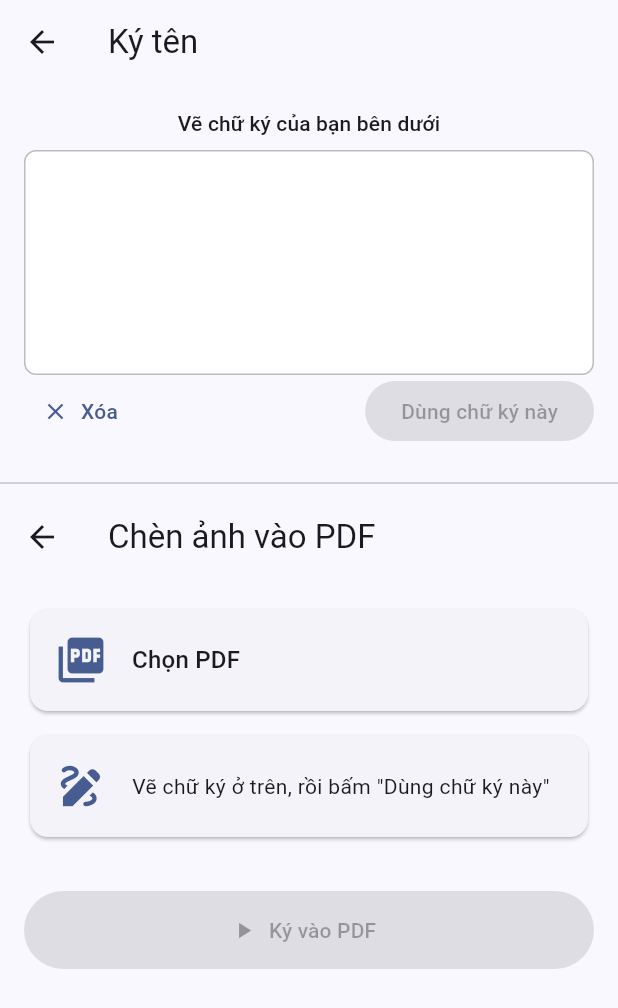
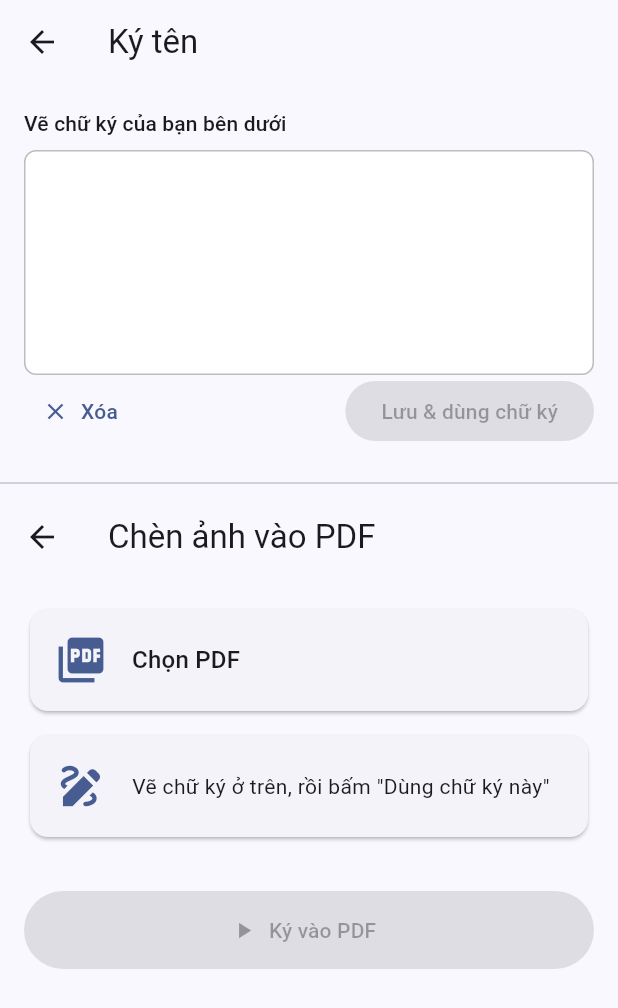
Before and after one commit to dan-tech-academy/pdf-utils, a Flutter app: the SignScreen screen opened directly, after a tap on "Xóa", on a phone screen of 412 x 824 dp. Shown: the top 1008 px of the screen. Run offline on Flutter 3.47's test engine with Material 3 defaults, Android fonts, the phone set to English and light mode, and no system bars; our stand-ins replace file_picker, image_picker, open_file, permission_handler, share_plus; missing offline and left inert: doc_scanner_kit, flutter_pdfview, pdf_manipulator.

Commit message:
Ký tên: thư viện chữ ký — lưu/chọn/xóa nhiều chữ ký PNG
Co-Authored-By: @dantech <danhtran.dev@outlook.com>

```diff
--- a/lib/files.dart
+++ b/lib/files.dart
@@ -13,6 +13,25 @@ Future<Directory> outputsDir() async {
   final dir = Directory('${base.path}/pdf_utils');
   if (!dir.existsSync()) dir.createSync(recursive: true);
   return dir;
+}
+
+/// Directory holding saved signatures (PNG), created on demand.
+Future<Directory> signaturesDir() async {
+  final base = await getApplicationDocumentsDirectory();
+  final dir = Directory('${base.path}/pdf_utils/signatures');
+  if (!dir.existsSync()) dir.createSync(recursive: true);
+  return dir;
+}
+
+/// Saved signature PNGs, newest first.
+Future<List<File>> listSignatures() async {
+  final dir = await signaturesDir();
+  return dir
+      .listSync()
+      .whereType<File>()
+      .where((f) => f.path.endsWith('.png'))
+      .toList()
+    ..sort((a, b) => b.statSync().modified.compareTo(a.statSync().modified));
 }
 
 /// Files produced by the app, newest first.
--- a/lib/screens/sign_screen.dart
+++ b/lib/screens/sign_screen.dart
@@ -1,11 +1,15 @@
+import 'dart:io';
 import 'dart:ui' as ui;
 
 import 'package:flutter/material.dart';
 import 'package:flutter/rendering.dart';
+import 'package:intl/intl.dart';
 
+import '../files.dart';
 import 'stamp_screen.dart';
 
-/// Draw a signature and stamp it onto the PDF.
+/// Draw signatures, keep a library of saved ones, and stamp a chosen
+/// signature onto the PDF.
 class SignScreen extends StatefulWidget {
   const SignScreen({super.key});
 
@@ -17,23 +21,53 @@ class _SignScreenState extends State<SignScreen> {
   final List<List<Offset>> _strokes = [];
   final _boundary = GlobalKey();
   final _stampState = GlobalKey<StampScreenState>();
-  bool _hasPng = false;
+  List<File> _saved = const [];
+  File? _selected;
 
-  Future<void> _rasterize() async {
+  @override
+  void initState() {
+    super.initState();
+    _reloadSaved();
+  }
+
+  Future<void> _reloadSaved() async {
+    final files = await listSignatures();
+    if (mounted) setState(() => _saved = files);
+  }
+
+  void _select(File f) {
+    _stampState.currentState?.setImageBytes(f.readAsBytesSync());
+    setState(() => _selected = f);
+  }
+
+  Future<void> _delete(File f) async {
+    await f.delete();
+    if (_selected == f) setState(() => _selected = null);
+    await _reloadSaved();
+  }
+
+  /// Rasterize the drawn strokes, save as a new signature and select it.
+  Future<void> _saveAndUse() async {
     if (_strokes.isEmpty) return;
     final boundary = _boundary.currentContext?.findRenderObject()
         as RenderRepaintBoundary?;
     if (boundary == null) return;
     final img = await boundary.toImage(pixelRatio: 3);
     final data = await img.toByteData(format: ui.ImageByteFormat.png);
-    if (data != null) {
-      _stampState.currentState?.setImageBytes(data.buffer.asUint8List());
-      setState(() => _hasPng = true);
-    }
+    if (data == null) return;
+    final dir = await signaturesDir();
+    final name =
+        'sig_${DateFormat('yyyyMMdd_HHmmss').format(DateTime.now())}.png';
+    final f = File('${dir.path}/$name');
+    await f.writeAsBytes(data.buffer.asUint8List());
+    await _reloadSaved();
+    setState(() => _strokes.clear());
+    _select(f);
   }
 
   @override
   Widget build(BuildContext context) {
+    final theme = Theme.of(context);
     return Scaffold(
       appBar: AppBar(title: const Text('Ký tên')),
       body: Column(
@@ -41,10 +75,65 @@ class _SignScreenState extends State<SignScreen> {
           Padding(
             padding: const EdgeInsets.all(16),
             child: Column(
+              crossAxisAlignment: CrossAxisAlignment.start,
               children: [
+                if (_saved.isNotEmpty) ...[
+                  Text('Chữ ký đã lưu', style: theme.textTheme.titleSmall),
+                  const SizedBox(height: 8),
+                  SizedBox(
+                    height: 86,
+                    child: ListView.separated(
+                      scrollDirection: Axis.horizontal,
+                      itemCount: _saved.length,
+                      separatorBuilder: (_, _) => const SizedBox(width: 8),
+                      itemBuilder: (_, i) {
+                        final f = _saved[i];
+                        final selected = f == _selected;
+                        return GestureDetector(
+                          onTap: () => _select(f),
+                          child: Container(
+                            width: 150,
+                            decoration: BoxDecoration(
+                              color: Colors.white,
+                              border: Border.all(
+                                color: selected
+                                    ? theme.colorScheme.primary
+                                    : Colors.grey.shade400,
+                                width: selected ? 2 : 1,
+                              ),
+                              borderRadius: BorderRadius.circular(8),
+                            ),
+                            child: Stack(
+                              children: [
+                                Center(
+                                  child: Padding(
+                                    padding: const EdgeInsets.all(6),
+                                    child: Image.file(f, fit: BoxFit.contain),
+                                  ),
+                                ),
+                                Positioned(
+                                  top: 0,
+                                  right: 0,
+                                  child: IconButton(
+                                    visualDensity: VisualDensity.compact,
+                                    icon: const Icon(Icons.close, size: 18),
+                                    onPressed: () => _delete(f),
+                                  ),
+                                ),
+                              ],
+                            ),
+                          ),
+                        );
+                      },
+                    ),
+                  ),
+                  const SizedBox(height: 12),
+                ],
                 Text(
-                  'Vẽ chữ ký của bạn bên dưới',
-                  style: Theme.of(context).textTheme.titleSmall,
+                  _saved.isEmpty
+                      ? 'Vẽ chữ ký của bạn bên dưới'
+                      : 'Vẽ chữ ký mới',
+                  style: theme.textTheme.titleSmall,
                 ),
                 const SizedBox(height: 8),
                 RepaintBoundary(
@@ -78,17 +167,12 @@ class _SignScreenState extends State<SignScreen> {
                     TextButton.icon(
                       icon: const Icon(Icons.clear),
                       label: const Text('Xóa'),
-                      onPressed: () => setState(() {
-                        _strokes.clear();
-                        _hasPng = false;
-                      }),
+                      onPressed: () => setState(() => _strokes.clear()),
                     ),
                     const Spacer(),
                     FilledButton.tonal(
-                      onPressed: _strokes.isEmpty ? null : _rasterize,
-                      child: Text(
-                        _hasPng ? 'Đã chọn ✓' : 'Dùng chữ ký này',
-                      ),
+                      onPressed: _strokes.isEmpty ? null : _saveAndUse,
+                      child: const Text('Lưu & dùng chữ ký'),
                     ),
                   ],
                 ),
```
Also changed, not shown: 1 other file.
